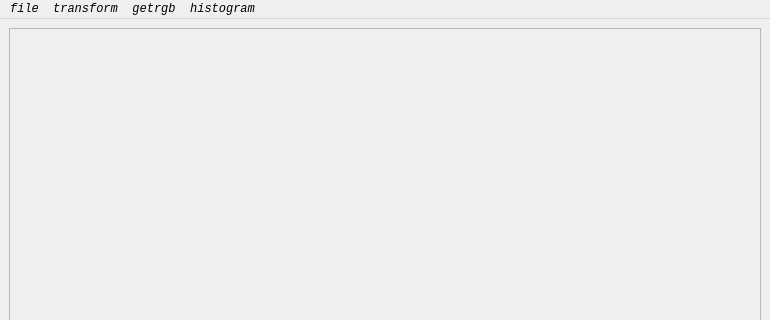
The window that form/mainwindow.ui (oi-chen/digital_image_processing) describes before a commit, drawn with Qt 5; both pictures show x 0 to 770 and y 0 to 320 of the 770 by 518 pixel window.
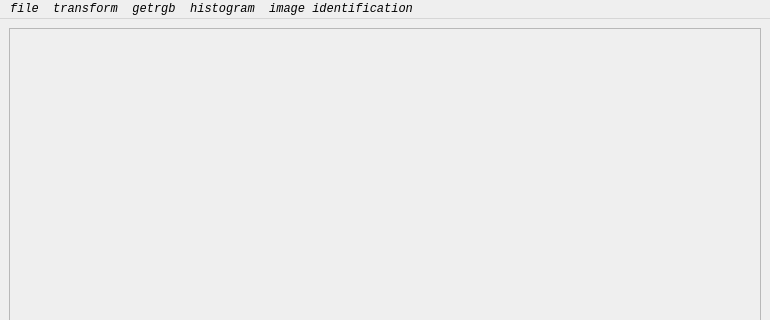
The same window after the commit.

Commit message: Added an image recognition demo. (process code waiting to be added)

Diff of the .ui file:
```diff
--- a/form/mainwindow.ui
+++ b/form/mainwindow.ui
@@ -138,10 +138,23 @@
     <addaction name="action_grayscale_distribution_histogram"/>
     <addaction name="actionRgb_distribution_histogram"/>
    </widget>
+   <widget class="QMenu" name="menuImage_Identification">
+    <property name="font">
+     <font>
+      <family>Consolas</family>
+      <italic>true</italic>
+     </font>
+    </property>
+    <property name="title">
+     <string>image identification</string>
+    </property>
+    <addaction name="actionObject_detection_demo"/>
+   </widget>
    <addaction name="menufile"/>
    <addaction name="menuTransform"/>
    <addaction name="menugetrgb"/>
    <addaction name="menuHistogram"/>
+   <addaction name="menuImage_Identification"/>
   </widget>
   <action name="actionopen">
    <property name="text">
```
Left out of the diff: 19 changed lines with no effect on the pictures. The commit also changes 25 other files.
